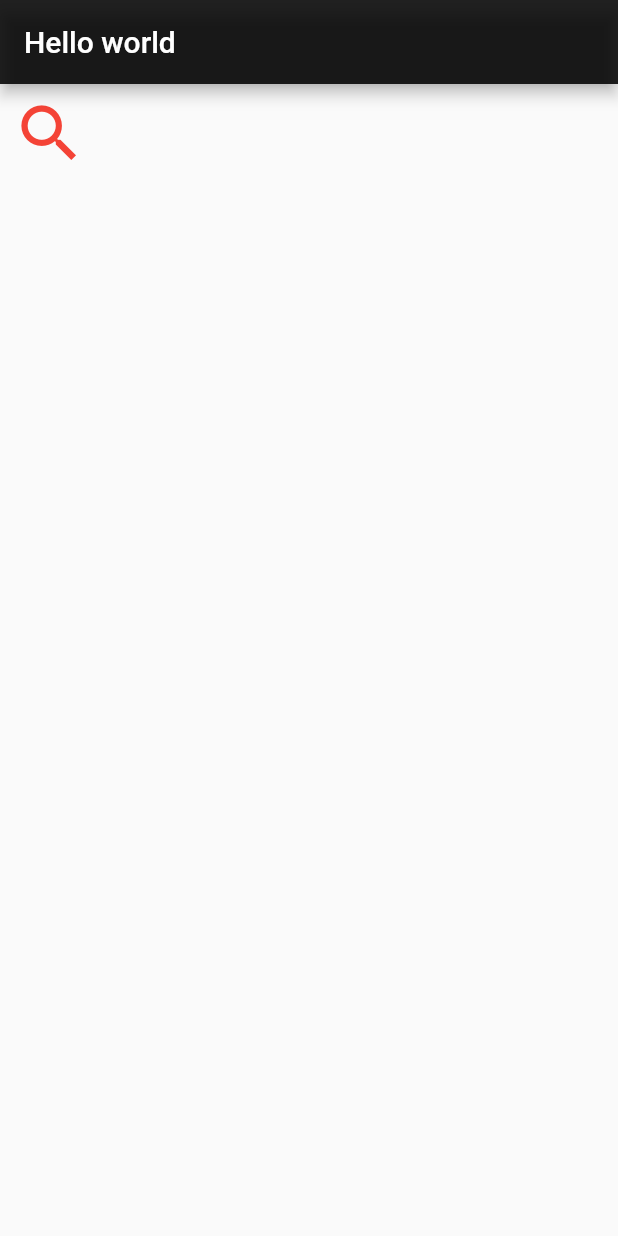
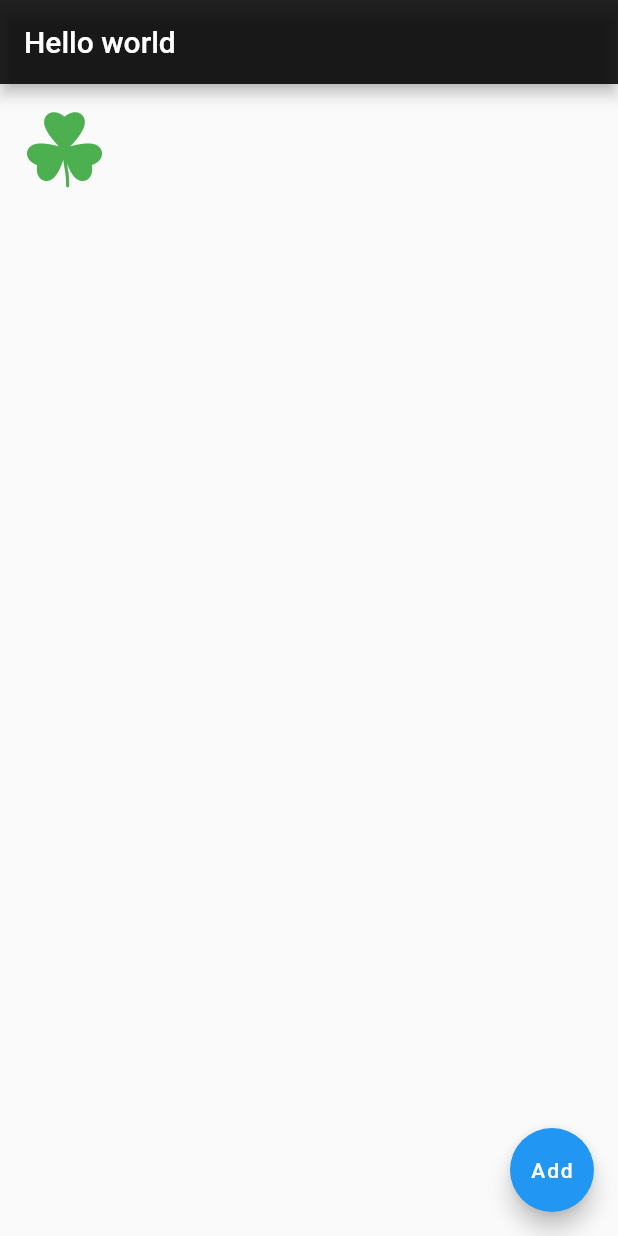
Before and after one commit to laulim/my-flutter-app, a Flutter app: the screen it shows after launch, on a phone screen of 412 x 824 dp. Run offline on Flutter 3.47's test engine with Material 2 defaults, Android fonts, the phone set to English and light mode, and no system bars.

Commit message:
T - icons and paddings

```diff
--- a/lib/main.dart
+++ b/lib/main.dart
@@ -1,9 +1,23 @@
 
 import 'package:flutter/material.dart';
+import 'package:my_app/custom_icons.dart';
 
 void main() {
   runApp(const FlutterTutApp());
 }
+
+var icon = IconButton(
+            icon: const Icon(
+              // Icons.search,
+              MyFlutterApp.clover,
+              // size: 100.0,
+            ),
+            iconSize: 50.0,
+            color: Colors.green,
+            onPressed: () {
+              print('wow');
+            },
+          );
 
 class FlutterTutApp extends StatelessWidget {
   const FlutterTutApp({Key? key}) : super(key: key);
@@ -17,21 +31,17 @@ class FlutterTutApp extends StatelessWidget {
           title: const Text('Hello world'),
           backgroundColor: Colors.black87,
         ),
-        body: IconButton(
-            icon: const Icon(
-            Icons.search,
-            // size: 100.0,
-          ),
-          iconSize: 50.0,
-          color: Colors.red,
-          onPressed: () {
-            print('wow');
-          },
-        )
-        // floatingActionButton: FloatingActionButton(
-        //   child: Text('Add'),
-        //   onPressed: ,
-        // ),
+        body: Align(
+          alignment: Alignment.topLeft,
+          child: Padding(
+            padding: EdgeInsets.all(10),
+            child: icon,
+          )
+        ),
+        floatingActionButton: FloatingActionButton(
+          child: Text('Add'),
+          onPressed: () => {print('add')},
+        ),
         // bottomNavigationBar: BottomNavigationBar(
 
         // ),
--- a/pubspec.yaml
+++ b/pubspec.yaml
@@ -91,3 +91,6 @@ flutter:
     - family: JetBrainsMono
       fonts:
         - asset: assets/fonts/JetBrainsMono-Regular.ttf
+    - family:  MyFlutterApp
+      fonts:
+      - asset: assets/fonts/MyFlutterApp.ttf
```
Also changed, not shown: lib/custom_icons.dart (added, +26 -0 lines), assets/fonts/MyFlutterApp.ttf (added).
